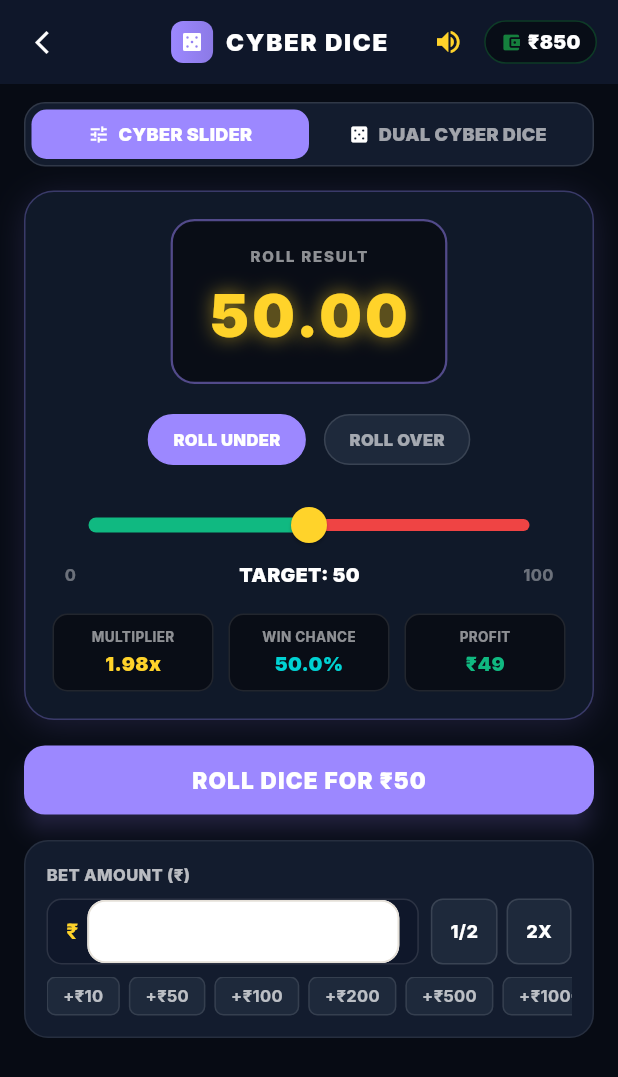
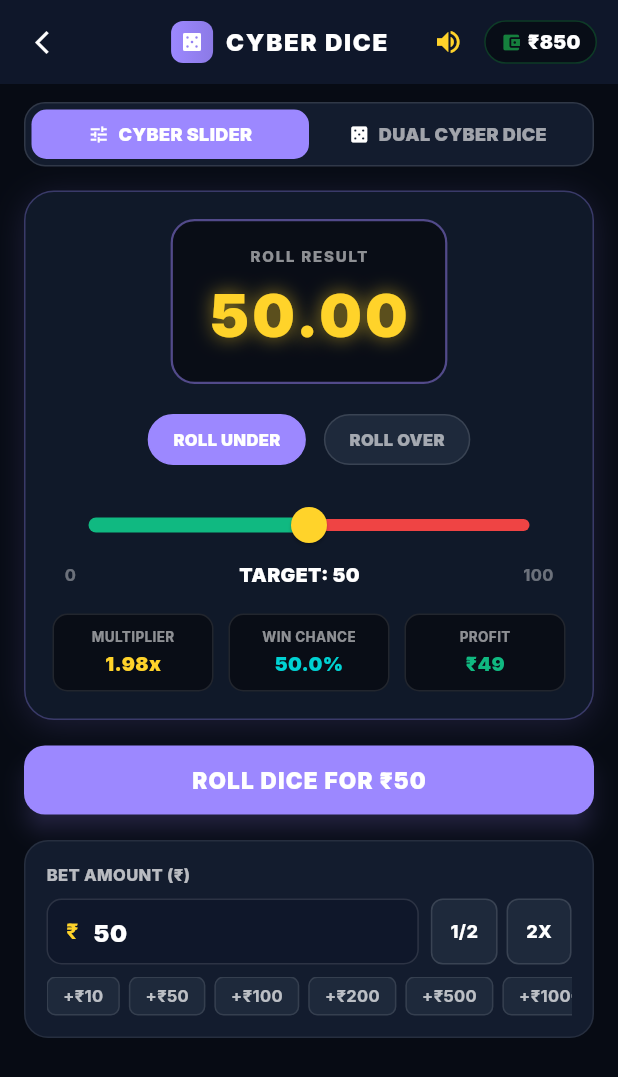
Before and after one commit to Aryan7251/tournament, a Flutter app: the CyberDiceScreen screen opened directly, on a phone screen of 412 x 824 dp. Shown: the top 1077 px of the screen. Run offline on Flutter 3.47's test engine with Material 3 defaults, Android fonts, the phone set to English and light mode, and no system bars; our stand-ins replace google_fonts, shared_preferences; missing offline and left inert: dart:js_interop; accounts and stored records are empty; network calls fail.

Commit message:
Fix bet amount text input visibility and remove white fill overlay

```diff
--- a/frontend/lib/screens/cyber_dice_screen.dart
+++ b/frontend/lib/screens/cyber_dice_screen.dart
@@ -805,10 +805,21 @@ class _CyberDiceScreenState extends State<CyberDiceScreen> with TickerProviderSt
                           controller: _betController,
                           enabled: !_isRolling,
                           keyboardType: TextInputType.number,
-                          style: const TextStyle(color: Colors.white, fontWeight: FontWeight.bold),
+                          cursorColor: const Color(0xFFFFD32A),
+                          style: const TextStyle(
+                            color: Colors.white,
+                            fontWeight: FontWeight.w900,
+                            fontSize: 16,
+                          ),
                           decoration: const InputDecoration(
+                            isDense: true,
+                            filled: true,
+                            fillColor: Colors.transparent,
                             border: InputBorder.none,
-                            isDense: true,
+                            enabledBorder: InputBorder.none,
+                            focusedBorder: InputBorder.none,
+                            disabledBorder: InputBorder.none,
+                            contentPadding: EdgeInsets.symmetric(vertical: 10),
                           ),
                         ),
                       ),
```
Also changed, not shown: frontend/lib/screens/lucky_wheel_screen.dart (+13 -2 lines), frontend/lib/screens/mines_screen.dart (+13 -2 lines), 3 other files.
